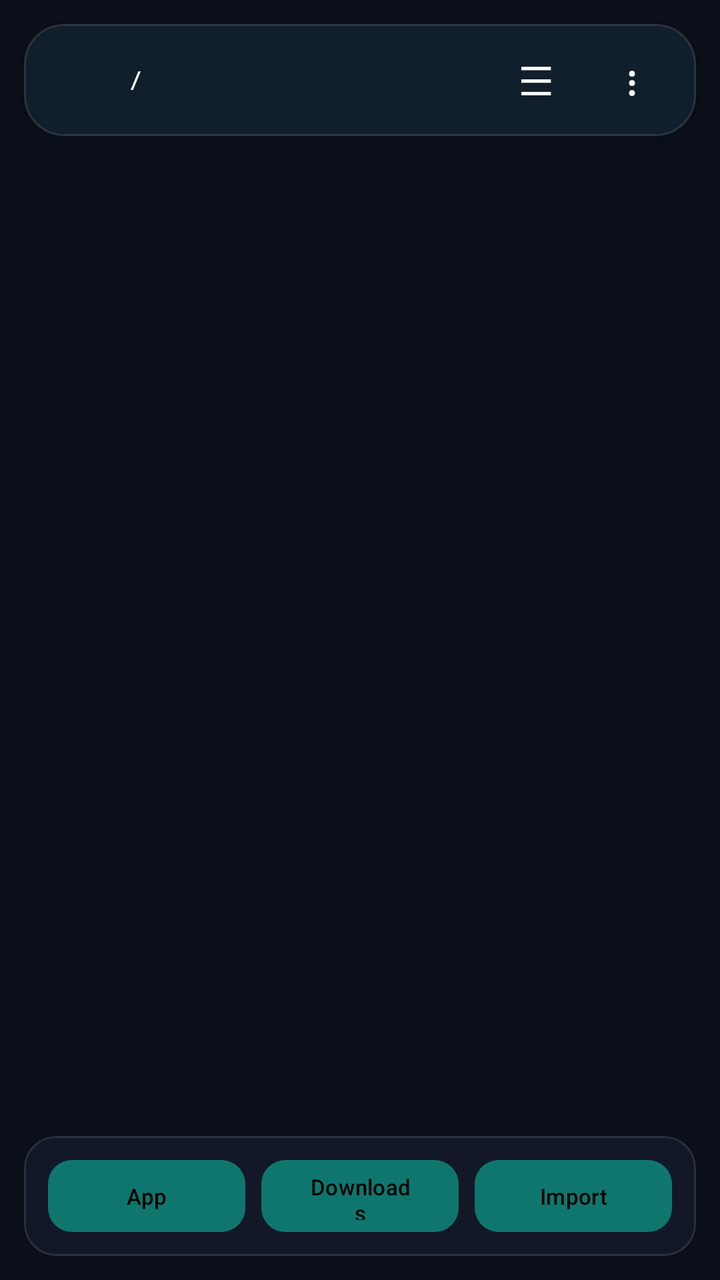
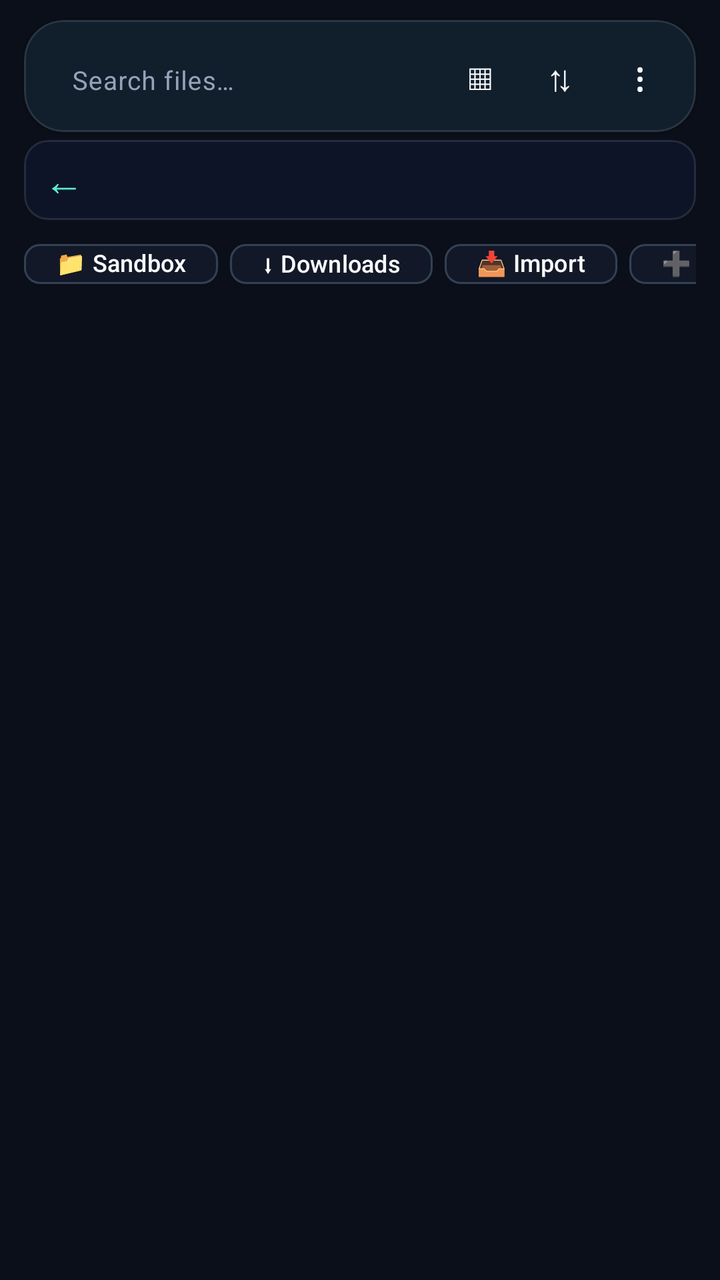

Compare the two renders of this Android layout. The source of the first and the diff that turns it into the second are given below.
<!-- AndroidManifest.xml: application theme Theme.LightBrowser -->
<!-- res/layout/fragment_filemanager.xml -->
<?xml version="1.0" encoding="utf-8"?>
<LinearLayout xmlns:android="http://schemas.android.com/apk/res/android"
    xmlns:app="http://schemas.android.com/apk/res-auto"
    android:layout_width="match_parent"
    android:layout_height="match_parent"
    android:orientation="vertical"
    android:background="@color/bg_dark">

    <com.google.android.material.card.MaterialCardView
        android:layout_width="match_parent"
        android:layout_height="wrap_content"
        android:layout_margin="12dp"
        app:cardCornerRadius="20dp"
        app:cardBackgroundColor="@color/surface"
        app:strokeColor="#1AFFFFFF"
        app:strokeWidth="1dp"
        app:cardElevation="2dp">

        <LinearLayout
            android:layout_width="match_parent"
            android:layout_height="56dp"
            android:gravity="center_vertical"
            android:orientation="horizontal"
            android:padding="12dp">

            <com.google.android.material.button.MaterialButton
                android:id="@+id/btnUp"
                android:layout_width="40dp"
                android:layout_height="40dp"
                android:background="?attr/selectableItemBackgroundBorderless"
                android:gravity="center"
                android:text="↑"
                android:textColor="?attr/colorOnSurface"
                android:textSize="18sp"
                style="@style/Widget.Material3.Button.OutlinedButton"
                app:cornerRadius="12dp"
                app:iconTint="?attr/colorOnSurface"
                android:insetTop="0dp"
                android:insetBottom="0dp" />

            <TextView
                android:id="@+id/tvPath"
                android:layout_width="0dp"
                android:layout_height="wrap_content"
                android:layout_weight="1"
                android:ellipsize="middle"
                android:singleLine="true"
                android:text="/"
                android:textColor="@color/white"
                android:textSize="13sp"
                android:fontFamily="monospace" />

            <TextView
                android:id="@+id/tvCount"
                android:layout_width="wrap_content"
                android:layout_height="wrap_content"
                android:textColor="#99FFFFFF"
                android:textSize="11sp" />

            <com.google.android.material.button.MaterialButton
                android:id="@+id/btnDrawer"
                android:layout_width="40dp"
                android:layout_height="40dp"
                android:layout_marginStart="8dp"
                android:background="?attr/selectableItemBackgroundBorderless"
                android:text="☰"
                android:textSize="20sp"
                android:textColor="?attr/colorOnSurface"
                style="@style/Widget.Material3.Button.TextButton"
                app:cornerRadius="12dp"
                android:insetTop="0dp"
                android:insetBottom="0dp" />

            <com.google.android.material.button.MaterialButton
                android:id="@+id/btnOverflow"
                android:layout_width="40dp"
                android:layout_height="40dp"
                android:layout_marginStart="8dp"
                android:background="?attr/selectableItemBackgroundBorderless"
                android:text="⋮"
                android:textSize="20sp"
                android:textColor="?attr/colorOnSurface"
                style="@style/Widget.Material3.Button.TextButton"
                app:cornerRadius="12dp"
                android:insetTop="0dp"
                android:insetBottom="0dp" />
        </LinearLayout>
    </com.google.android.material.card.MaterialCardView>

    
    <com.google.android.material.card.MaterialCardView
        android:id="@+id/cardBreadcrumb"
        android:layout_width="match_parent"
        android:layout_height="wrap_content"
        android:layout_marginHorizontal="12dp"
        android:layout_marginTop="4dp"
        app:cardCornerRadius="12dp"
        app:cardBackgroundColor="#0D1428"
        app:strokeColor="#1AFFFFFF"
        app:strokeWidth="1dp"
        app:cardElevation="0dp"
        android:visibility="gone">

        <HorizontalScrollView
            android:layout_width="match_parent"
            android:layout_height="wrap_content"
            android:scrollbars="none"
            android:paddingVertical="8dp"
            android:paddingHorizontal="12dp">

            <LinearLayout
                android:id="@+id/llBreadcrumb"
                android:layout_width="wrap_content"
                android:layout_height="wrap_content"
                android:orientation="horizontal"
                android:gravity="center_vertical" />
        </HorizontalScrollView>
    </com.google.android.material.card.MaterialCardView>

    <androidx.recyclerview.widget.RecyclerView
        android:id="@+id/recycler"
        android:layout_width="match_parent"
        android:layout_height="0dp"
        android:layout_weight="1"
        android:clipToPadding="false"
        android:padding="8dp" />

    <TextView
        android:id="@+id/empty"
        android:layout_width="match_parent"
        android:layout_height="0dp"
        android:layout_weight="1"
        android:gravity="center"
        android:text="No files"
        android:textColor="#66FFFFFF"
        android:visibility="gone" />

    <com.google.android.material.card.MaterialCardView
        android:layout_width="match_parent"
        android:layout_height="wrap_content"
        android:layout_margin="12dp"
        app:cardCornerRadius="16dp"
        app:cardBackgroundColor="#121827"
        app:strokeColor="#1AFFFFFF"
        app:strokeWidth="1dp">

        <LinearLayout
            android:layout_width="match_parent"
            android:layout_height="wrap_content"
            android:orientation="horizontal"
            android:padding="12dp"
            android:gravity="center_vertical">

            <com.google.android.material.button.MaterialButton
                android:id="@+id/btnAppFiles"
                android:layout_width="0dp"
                android:layout_height="36dp"
                android:layout_weight="1"
                android:text="App"
                android:textSize="11sp"
                android:textColor="?attr/colorOnPrimaryContainer"
                style="@style/Widget.Material3.Button"
                app:cornerRadius="12dp"
                android:insetTop="0dp"
                android:insetBottom="0dp" />

            <View android:layout_width="8dp" android:layout_height="0dp" />

            <com.google.android.material.button.MaterialButton
                android:id="@+id/btnDownloads"
                android:layout_width="0dp"
                android:layout_height="36dp"
                android:layout_weight="1"
                android:text="Downloads"
                android:textSize="11sp"
                android:textColor="?attr/colorOnPrimaryContainer"
                style="@style/Widget.Material3.Button"
                app:cornerRadius="12dp"
                android:insetTop="0dp"
                android:insetBottom="0dp" />

            <View android:layout_width="8dp" android:layout_height="0dp" />

            <com.google.android.material.button.MaterialButton
                android:id="@+id/btnImport"
                android:layout_width="0dp"
                android:layout_height="36dp"
                android:layout_weight="1"
                android:text="Import"
                android:textSize="11sp"
                android:textColor="?attr/colorOnPrimaryContainer"
                style="@style/Widget.Material3.Button"
                app:cornerRadius="12dp"
                android:insetTop="0dp"
                android:insetBottom="0dp" />
        </LinearLayout>
    </com.google.android.material.card.MaterialCardView>

</LinearLayout>
<!-- resources referenced by this layout -->
<resources>
  <color name="bg_dark">#0B0F19</color>
  <color name="surface">#121827</color>
  <color name="white">#FFFFFF</color>
  <style name="Theme.LightBrowser" parent="Theme.Material3.DayNight.NoActionBar">
          <item name="colorPrimary">@color/teal_700</item>
          <item name="colorOnPrimary">@color/white</item>
          <item name="colorPrimaryContainer">@color/teal_200</item>
          <item name="colorOnPrimaryContainer">@color/black</item>
          <item name="colorSecondary">@color/teal_200</item>
          <item name="colorSecondaryContainer">@color/teal_700</item>
          <item name="colorSurface">@color/surface</item>
          <item name="colorSurfaceVariant">@color/surfaceVariant</item>
          <item name="colorOnSurface">@color/onSurface</item>
          <item name="colorOnSurfaceVariant">@color/onSurfaceVariant</item>
          <item name="colorOutline">@color/outline</item>
          <item name="android:statusBarColor">@android:color/transparent</item>
          <item name="android:navigationBarColor">@android:color/transparent</item>
          <item name="android:windowLightStatusBar">false</item>
          <item name="android:windowLightNavigationBar">false</item>
          <item name="bottomNavigationStyle">@style/Widget.LightBrowser.BottomNav</item>
          
          <item name="textAppearanceTitleLarge">@style/TextAppearance.LightBrowser.TitleLarge</item>
          <item name="textAppearanceBodyMedium">@style/TextAppearance.LightBrowser.Body</item>
      </style>
  <color name="teal_700">#0F766E</color>
  <color name="teal_200">#5EEAD4</color>
  <color name="black">#000000</color>
  <color name="surfaceVariant">#1E293B</color>
  <color name="onSurface">#F8FAFC</color>
  <color name="onSurfaceVariant">#94A3B8</color>
  <color name="outline">#334155</color>
  <style name="Widget.LightBrowser.BottomNav" parent="Widget.Material3.BottomNavigationView">
          <item name="android:background">@color/surface</item>
          <item name="itemIconTint">@color/bottom_nav_colors</item>
          <item name="itemTextColor">@color/bottom_nav_colors</item>
          <item name="itemActiveIndicatorStyle">@style/Widget.LightBrowser.Indicator</item>
      </style>
  <style name="TextAppearance.LightBrowser.TitleLarge" parent="TextAppearance.Material3.TitleLarge">
          <item name="android:fontFamily">sans-serif</item>
          <item name="android:textColor">@color/onSurface</item>
          <item name="android:letterSpacing">-0.02</item>
      </style>
  <style name="TextAppearance.LightBrowser.Body" parent="TextAppearance.Material3.BodyMedium">
          <item name="android:fontFamily">sans-serif</item>
          <item name="android:textColor">@color/onSurfaceVariant</item>
      </style>
  <style name="Widget.LightBrowser.Indicator" parent="Widget.Material3.BottomNavigationView.ActiveIndicator">
          <item name="android:color">@color/teal_200</item>
          <item name="shapeAppearance">@style/ShapeAppearance.Material3.SmallComponent</item>
      </style>
</resources>

<!-- the commit's change to res/layout/fragment_filemanager.xml (unified diff, before → after) -->
@@ -6,10 +6,13 @@
     android:orientation="vertical"
     android:background="@color/bg_dark">
 
+    
     <com.google.android.material.card.MaterialCardView
         android:layout_width="match_parent"
         android:layout_height="wrap_content"
-        android:layout_margin="12dp"
+        android:layout_marginHorizontal="12dp"
+        android:layout_marginTop="10dp"
+        android:layout_marginBottom="4dp"
         app:cardCornerRadius="20dp"
         app:cardBackgroundColor="@color/surface"
         app:strokeColor="#1AFFFFFF"
@@ -21,69 +24,67 @@
             android:layout_height="56dp"
             android:gravity="center_vertical"
             android:orientation="horizontal"
-            android:padding="12dp">
-
-            <com.google.android.material.button.MaterialButton
-                android:id="@+id/btnUp"
-                android:layout_width="40dp"
-                android:layout_height="40dp"
-                android:background="?attr/selectableItemBackgroundBorderless"
-                android:gravity="center"
-                android:text="↑"
-                android:textColor="?attr/colorOnSurface"
+            android:paddingHorizontal="8dp">
+
+            
+            <com.google.android.material.textfield.TextInputLayout
+                android:id="@+id/tilSearch"
+                android:layout_width="0dp"
+                android:layout_height="44dp"
+                android:layout_weight="1"
+                style="@style/Widget.Material3.TextInputLayout.OutlinedBox"
+                app:boxCornerRadiusTopStart="14dp"
+                app:boxCornerRadiusTopEnd="14dp"
+                app:boxCornerRadiusBottomStart="14dp"
+                app:boxCornerRadiusBottomEnd="14dp"
+                app:boxStrokeWidth="0dp"
+                app:boxStrokeWidthFocused="1dp"
+                android:hint="Search files…">
+
+                <com.google.android.material.textfield.TextInputEditText
+                    android:id="@+id/etSearch"
+                    android:layout_width="match_parent"
+                    android:layout_height="match_parent"
+                    android:textSize="13sp"
+                    android:textColor="@color/onSurface"
+                    android:imeOptions="actionSearch"
+                    android:inputType="text"
+                    android:singleLine="true" />
+            </com.google.android.material.textfield.TextInputLayout>
+
+            
+            <TextView
+                android:id="@+id/btnViewToggle"
+                android:layout_width="40dp"
+                android:layout_height="40dp"
+                android:gravity="center"
+                android:text="▦"
+                android:textColor="@color/onSurface"
                 android:textSize="18sp"
-                style="@style/Widget.Material3.Button.OutlinedButton"
-                app:cornerRadius="12dp"
-                app:iconTint="?attr/colorOnSurface"
-                android:insetTop="0dp"
-                android:insetBottom="0dp" />
-
-            <TextView
-                android:id="@+id/tvPath"
-                android:layout_width="0dp"
-                android:layout_height="wrap_content"
-                android:layout_weight="1"
-                android:ellipsize="middle"
-                android:singleLine="true"
-                android:text="/"
-                android:textColor="@color/white"
-                android:textSize="13sp"
-                android:fontFamily="monospace" />
-
-            <TextView
-                android:id="@+id/tvCount"
-                android:layout_width="wrap_content"
-                android:layout_height="wrap_content"
-                android:textColor="#99FFFFFF"
-                android:textSize="11sp" />
-
-            <com.google.android.material.button.MaterialButton
-                android:id="@+id/btnDrawer"
-                android:layout_width="40dp"
-                android:layout_height="40dp"
-                android:layout_marginStart="8dp"
-                android:background="?attr/selectableItemBackgroundBorderless"
-                android:text="☰"
+                android:layout_marginStart="4dp"
+                android:background="?attr/selectableItemBackgroundBorderless" />
+
+            
+            <TextView
+                android:id="@+id/btnSort"
+                android:layout_width="40dp"
+                android:layout_height="40dp"
+                android:gravity="center"
+                android:text="⇅"
+                android:textColor="@color/onSurface"
+                android:textSize="18sp"
+                android:background="?attr/selectableItemBackgroundBorderless" />
+
+            
+            <TextView
+                android:id="@+id/btnOverflow"
+                android:layout_width="40dp"
+                android:layout_height="40dp"
+                android:gravity="center"
+                android:text="⋮"
+                android:textColor="@color/onSurface"
                 android:textSize="20sp"
-                android:textColor="?attr/colorOnSurface"
-                style="@style/Widget.Material3.Button.TextButton"
-                app:cornerRadius="12dp"
-                android:insetTop="0dp"
-                android:insetBottom="0dp" />
-
-            <com.google.android.material.button.MaterialButton
-                android:id="@+id/btnOverflow"
-                android:layout_width="40dp"
-                android:layout_height="40dp"
-                android:layout_marginStart="8dp"
-                android:background="?attr/selectableItemBackgroundBorderless"
-                android:text="⋮"
-                android:textSize="20sp"
-                android:textColor="?attr/colorOnSurface"
-                style="@style/Widget.Material3.Button.TextButton"
-                app:cornerRadius="12dp"
-                android:insetTop="0dp"
-                android:insetBottom="0dp" />
+                android:background="?attr/selectableItemBackgroundBorderless" />
         </LinearLayout>
     </com.google.android.material.card.MaterialCardView>
 
@@ -93,107 +94,169 @@
         android:layout_width="match_parent"
         android:layout_height="wrap_content"
         android:layout_marginHorizontal="12dp"
-        android:layout_marginTop="4dp"
+        android:layout_marginBottom="4dp"
         app:cardCornerRadius="12dp"
         app:cardBackgroundColor="#0D1428"
         app:strokeColor="#1AFFFFFF"
         app:strokeWidth="1dp"
         app:cardElevation="0dp"
-        android:visibility="gone">
-
-        <HorizontalScrollView
+        android:visibility="visible">
+
+        <LinearLayout
             android:layout_width="match_parent"
-            android:layout_height="wrap_content"
-            android:scrollbars="none"
-            android:paddingVertical="8dp"
-            android:paddingHorizontal="12dp">
-
-            <LinearLayout
-                android:id="@+id/llBreadcrumb"
+            android:layout_height="40dp"
+            android:orientation="horizontal"
+            android:gravity="center_vertical">
+
+            
+            <TextView
+                android:id="@+id/btnUp"
+                android:layout_width="40dp"
+                android:layout_height="40dp"
+                android:gravity="center"
+                android:text="←"
+                android:textColor="@color/teal_200"
+                android:textSize="20sp"
+                android:background="?attr/selectableItemBackgroundBorderless" />
+
+            
+            <HorizontalScrollView
+                android:layout_width="0dp"
+                android:layout_height="match_parent"
+                android:layout_weight="1"
+                android:scrollbars="none"
+                android:paddingVertical="6dp">
+
+                <LinearLayout
+                    android:id="@+id/llBreadcrumb"
+                    android:layout_width="wrap_content"
+                    android:layout_height="match_parent"
+                    android:orientation="horizontal"
+                    android:gravity="center_vertical"
+                    android:paddingHorizontal="8dp" />
+            </HorizontalScrollView>
+
+            
+            <TextView
+                android:id="@+id/tvCount"
                 android:layout_width="wrap_content"
                 android:layout_height="wrap_content"
-                android:orientation="horizontal"
-                android:gravity="center_vertical" />
-        </HorizontalScrollView>
+                android:textColor="#88AABB"
+                android:textSize="11sp"
+                android:paddingEnd="10dp" />
+        </LinearLayout>
     </com.google.android.material.card.MaterialCardView>
 
+    
+    <HorizontalScrollView
+        android:layout_width="match_parent"
+        android:layout_height="wrap_content"
+        android:scrollbars="none"
+        android:paddingHorizontal="12dp"
+        android:paddingBottom="4dp">
+
+        <LinearLayout
+            android:layout_width="wrap_content"
+            android:layout_height="36dp"
+            android:orientation="horizontal"
+            android:gravity="center_vertical">
+
+            <com.google.android.material.chip.Chip
+                android:id="@+id/btnAppFiles"
+                android:layout_width="wrap_content"
+                android:layout_height="match_parent"
+                android:text="📁 Sandbox"
+                android:textSize="12sp"
+                style="@style/Widget.Material3.Chip.Assist"
+                android:layout_marginEnd="6dp" />
+
+            <com.google.android.material.chip.Chip
+                android:id="@+id/btnDownloads"
+                android:layout_width="wrap_content"
+                android:layout_height="match_parent"
+                android:text="⬇ Downloads"
+                android:textSize="12sp"
+                style="@style/Widget.Material3.Chip.Assist"
+                android:layout_marginEnd="6dp" />
+
+            <com.google.android.material.chip.Chip
+                android:id="@+id/btnImport"
+                android:layout_width="wrap_content"
+                android:layout_height="match_parent"
+                android:text="📥 Import"
+                android:textSize="12sp"
+                style="@style/Widget.Material3.Chip.Assist"
+                android:layout_marginEnd="6dp" />
+
+            <com.google.android.material.chip.Chip
+                android:id="@+id/btnNewFolder"
+                android:layout_width="wrap_content"
+                android:layout_height="match_parent"
+                android:text="➕ New Folder"
+                android:textSize="12sp"
+                style="@style/Widget.Material3.Chip.Assist" />
+        </LinearLayout>
+    </HorizontalScrollView>
+
+    
     <androidx.recyclerview.widget.RecyclerView
         android:id="@+id/recycler"
         android:layout_width="match_parent"
         android:layout_height="0dp"
         android:layout_weight="1"
         android:clipToPadding="false"
-        android:padding="8dp" />
-
+        android:paddingHorizontal="12dp"
+        android:paddingBottom="8dp" />
+
+    
+    <LinearLayout
+        android:id="@+id/emptyState"
+        android:layout_width="match_parent"
+        android:layout_height="0dp"
+        android:layout_weight="0"
+        android:orientation="vertical"
+        android:gravity="center"
+        android:visibility="gone">
+
+        <TextView
+            android:layout_width="wrap_content"
+            android:layout_height="wrap_content"
+            android:text="📂"
+            android:textSize="48sp" />
+
+        <TextView
+            android:id="@+id/empty"
+            android:layout_width="wrap_content"
+            android:layout_height="wrap_content"
+            android:text="No files here"
+            android:textColor="#66FFFFFF"
+            android:textSize="16sp"
+            android:layout_marginTop="8dp" />
+
+        <TextView
+            android:layout_width="wrap_content"
+            android:layout_height="wrap_content"
+            android:text="Import files or create a folder"
+            android:textColor="#44FFFFFF"
+            android:textSize="12sp"
+            android:layout_marginTop="4dp" />
+    </LinearLayout>
+
+    
     <TextView
-        android:id="@+id/empty"
-        android:layout_width="match_parent"
-        android:layout_height="0dp"
-        android:layout_weight="1"
-        android:gravity="center"
-        android:text="No files"
-        android:textColor="#66FFFFFF"
+        android:id="@+id/tvPath"
+        android:layout_width="0dp"
+        android:layout_height="0dp"
         android:visibility="gone" />
 
-    <com.google.android.material.card.MaterialCardView
-        android:layout_width="match_parent"
-        android:layout_height="wrap_content"
-        android:layout_margin="12dp"
-        app:cardCornerRadius="16dp"
-        app:cardBackgroundColor="#121827"
-        app:strokeColor="#1AFFFFFF"
-        app:strokeWidth="1dp">
-
-        <LinearLayout
-            android:layout_width="match_parent"
-            android:layout_height="wrap_content"
-            android:orientation="horizontal"
-            android:padding="12dp"
-            android:gravity="center_vertical">
-
-            <com.google.android.material.button.MaterialButton
-                android:id="@+id/btnAppFiles"
-                android:layout_width="0dp"
-                android:layout_height="36dp"
-                android:layout_weight="1"
-                android:text="App"
-                android:textSize="11sp"
-                android:textColor="?attr/colorOnPrimaryContainer"
-                style="@style/Widget.Material3.Button"
-                app:cornerRadius="12dp"
-                android:insetTop="0dp"
-                android:insetBottom="0dp" />
-
-            <View android:layout_width="8dp" android:layout_height="0dp" />
-
-            <com.google.android.material.button.MaterialButton
-                android:id="@+id/btnDownloads"
-                android:layout_width="0dp"
-                android:layout_height="36dp"
-                android:layout_weight="1"
-                android:text="Downloads"
-                android:textSize="11sp"
-                android:textColor="?attr/colorOnPrimaryContainer"
-                style="@style/Widget.Material3.Button"
-                app:cornerRadius="12dp"
-                android:insetTop="0dp"
-                android:insetBottom="0dp" />
-
-            <View android:layout_width="8dp" android:layout_height="0dp" />
-
-            <com.google.android.material.button.MaterialButton
-                android:id="@+id/btnImport"
-                android:layout_width="0dp"
-                android:layout_height="36dp"
-                android:layout_weight="1"
-                android:text="Import"
-                android:textSize="11sp"
-                android:textColor="?attr/colorOnPrimaryContainer"
-                style="@style/Widget.Material3.Button"
-                app:cornerRadius="12dp"
-                android:insetTop="0dp"
-                android:insetBottom="0dp" />
-        </LinearLayout>
-    </com.google.android.material.card.MaterialCardView>
+    
+    <com.google.android.material.button.MaterialButton
+        android:id="@+id/btnDrawer"
+        android:layout_width="0dp"
+        android:layout_height="0dp"
+        android:visibility="gone"
+        style="@style/Widget.Material3.Button.TextButton"
+        android:insetTop="0dp"
+        android:insetBottom="0dp" />
 
 </LinearLayout>
